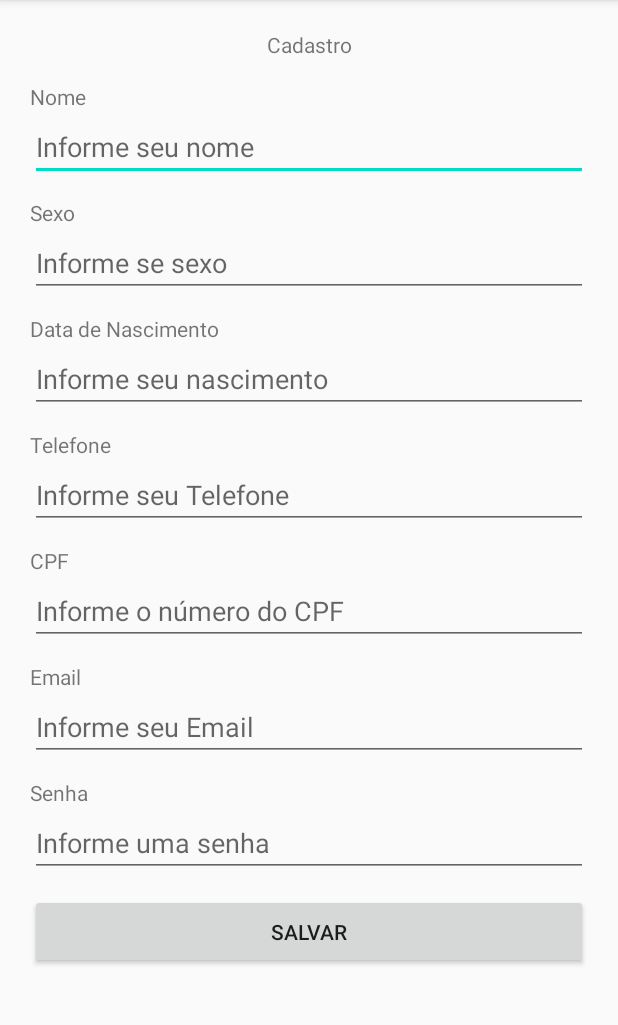
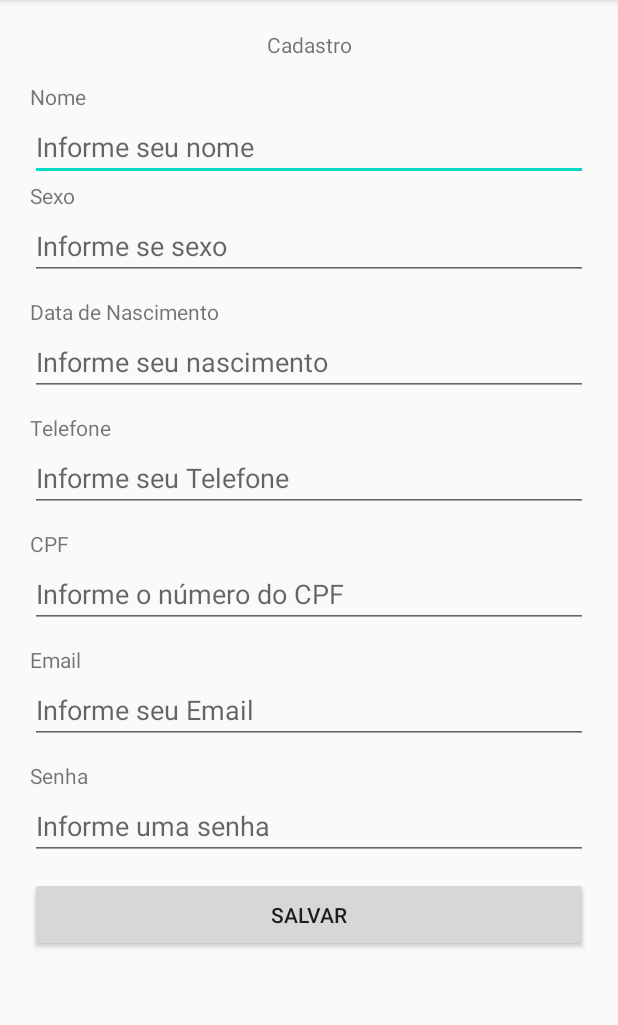
Before and after one commit to marcelloalbuca/Projeto-HealthCare-App, an Android app: the MainActivity screen opened directly, with no data from a screen before it, on a phone screen of 412 x 824 dp, the part 84-1109 px from its top. Run offline under Robolectric (Android 15) with nearby library versions, the phone set to English and light mode, and no system bars.

Commit message:
Ajustes no campo da tela de cadastro

```diff
--- a/app/src/main/res/layout/activity_main.xml
+++ b/app/src/main/res/layout/activity_main.xml
@@ -35,8 +35,15 @@
         android:id="@+id/nome"
         android:layout_width="match_parent"
         android:layout_height="wrap_content"
-        android:layout_marginBottom="11dp"
-        android:hint="Informe seu nome" />
+        android:ems="10"
+        android:hint="Informe seu nome"
+        android:inputType="textPersonName"
+        app:layout_constraintBottom_toBottomOf="parent"
+        app:layout_constraintEnd_toEndOf="parent"
+        app:layout_constraintStart_toStartOf="parent"
+        app:layout_constraintTop_toTopOf="parent"
+        app:layout_constraintVertical_bias="0.433"
+        tools:ignore="MissingConstraints"/>
 
     <TextView
          android:layout_height="wrap_content"
@@ -49,7 +56,14 @@
                 android:layout_width="match_parent"
                 android:layout_height="wrap_content"
                 android:hint="@string/informe_se_sexo"
-                android:layout_marginBottom="11dp"/>
+                android:layout_marginBottom="11dp"
+             android:inputType="textPersonName"
+             app:layout_constraintBottom_toBottomOf="parent"
+             app:layout_constraintEnd_toEndOf="parent"
+             app:layout_constraintStart_toStartOf="parent"
+             app:layout_constraintTop_toTopOf="parent"
+             app:layout_constraintVertical_bias="0.433"
+             tools:ignore="MissingConstraints"/>
 
     <TextView
         android:layout_height="wrap_content"
@@ -63,7 +77,13 @@
         android:layout_height="wrap_content"
         android:hint="Informe seu nascimento"
         android:inputType="number"
-        android:layout_marginBottom="11dp"/>
+        android:layout_marginBottom="11dp"
+        app:layout_constraintBottom_toBottomOf="parent"
+        app:layout_constraintEnd_toEndOf="parent"
+        app:layout_constraintStart_toStartOf="parent"
+        app:layout_constraintTop_toTopOf="parent"
+        app:layout_constraintVertical_bias="0.433"
+        tools:ignore="MissingConstraints"/>
     <TextView
         android:layout_height="wrap_content"
         android:layout_width="match_parent"
@@ -76,7 +96,13 @@
         android:layout_height="wrap_content"
         android:hint="Informe seu Telefone"
         android:inputType="number"
-        android:layout_marginBottom="11dp"/>
+        android:layout_marginBottom="11dp"
+        app:layout_constraintBottom_toBottomOf="parent"
+        app:layout_constraintEnd_toEndOf="parent"
+        app:layout_constraintStart_toStartOf="parent"
+        app:layout_constraintTop_toTopOf="parent"
+        app:layout_constraintVertical_bias="0.433"
+        tools:ignore="MissingConstraints"/>
 
     <TextView
         android:layout_height="wrap_content"
@@ -90,7 +116,13 @@
         android:layout_height="wrap_content"
         android:hint="Informe o número do CPF"
         android:inputType="number"
-        android:layout_marginBottom="11dp"/>
+        android:layout_marginBottom="11dp"
+        app:layout_constraintBottom_toBottomOf="parent"
+        app:layout_constraintEnd_toEndOf="parent"
+        app:layout_constraintStart_toStartOf="parent"
+        app:layout_constraintTop_toTopOf="parent"
+        app:layout_constraintVertical_bias="0.433"
+        tools:ignore="MissingConstraints"/>
 
     <TextView
         android:layout_height="wrap_content"
@@ -103,7 +135,14 @@
         android:layout_width="match_parent"
         android:layout_height="wrap_content"
         android:hint="Informe seu Email"
-        android:layout_marginBottom="11dp"/>
+        android:layout_marginBottom="11dp"
+        android:inputType="textPersonName"
+        app:layout_constraintBottom_toBottomOf="parent"
+        app:layout_constraintEnd_toEndOf="parent"
+        app:layout_constraintStart_toStartOf="parent"
+        app:layout_constraintTop_toTopOf="parent"
+        app:layout_constraintVertical_bias="0.433"
+        tools:ignore="MissingConstraints"/>
 
             <TextView
                 android:layout_height="wrap_content"
@@ -116,7 +155,14 @@
                 android:layout_width="match_parent"
                 android:layout_height="wrap_content"
                 android:hint="Informe uma senha"
-                android:layout_marginBottom="11dp"/>
+                android:layout_marginBottom="11dp"
+                android:inputType="textPersonName"
+                app:layout_constraintBottom_toBottomOf="parent"
+                app:layout_constraintEnd_toEndOf="parent"
+                app:layout_constraintStart_toStartOf="parent"
+                app:layout_constraintTop_toTopOf="parent"
+                app:layout_constraintVertical_bias="0.433"
+                tools:ignore="MissingConstraints"/>
 
         <Button
             android:id="@+id/btnSalvar"
```
Also changed, not shown: 1 other file.
